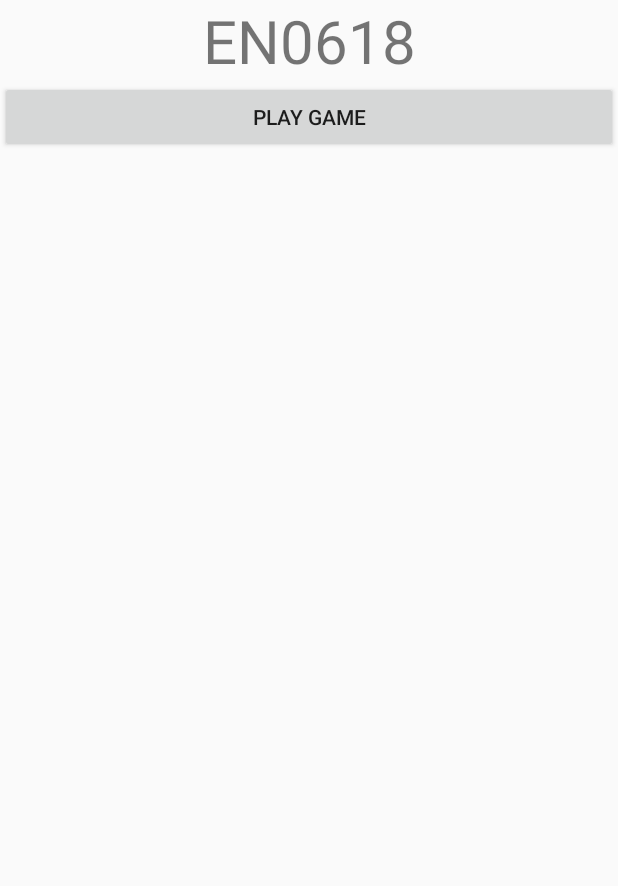
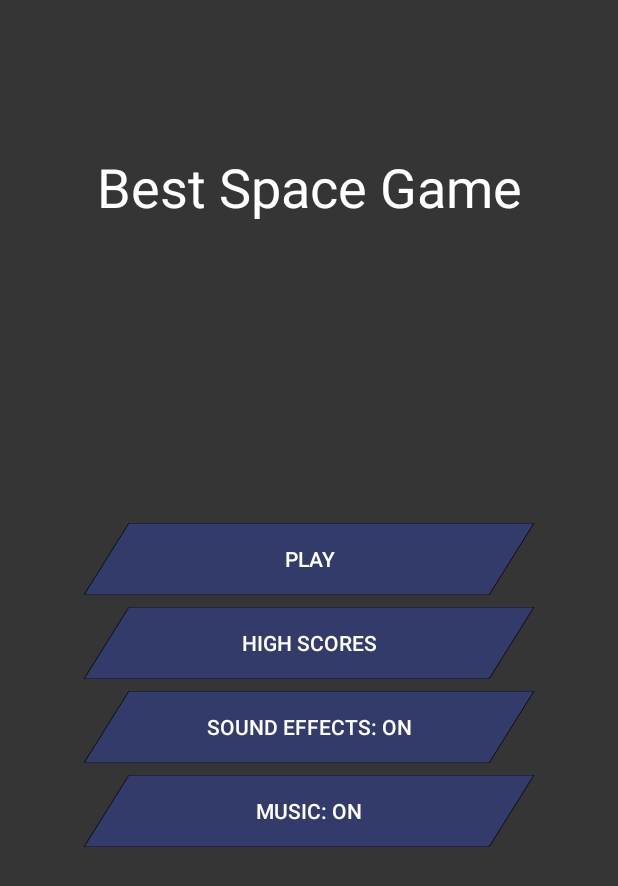
Before and after one commit to Voxtric/en0618, an Android app: the screen it shows after launch (MainMenuActivity), on a phone screen of 412 x 824 dp. Shown: the top 886 px of the screen. Run offline under Robolectric (Android 15) with nearby library versions, the phone set to English and light mode, and no system bars.

Commit message:
Added button svg and edited the main menu.

```diff
--- a/app/src/main/java/com/northumbria/en0618/MainMenuActivity.java
+++ b/app/src/main/java/com/northumbria/en0618/MainMenuActivity.java
@@ -1,24 +1,74 @@
 package com.northumbria.en0618;
 
+import android.app.NotificationChannel;
+import android.app.NotificationManager;
+import android.app.PendingIntent;
 import android.content.Intent;
+import android.os.Build;
+import android.support.v4.app.NotificationCompat;
+import android.support.v4.app.NotificationManagerCompat;
 import android.support.v7.app.AppCompatActivity;
 import android.os.Bundle;
 import android.view.View;
 
-import com.northumbria.en0618.engine.GameActivity;
-
 public class MainMenuActivity extends AppCompatActivity
 {
+    NotificationCompat.Builder mBuilder;
+
     @Override
     protected void onCreate(Bundle savedInstanceState)
     {
         super.onCreate(savedInstanceState);
         setContentView(R.layout.activity_main_menu);
+        createNotificationChannel();
+
+        Intent intent = new Intent(this, MainMenuActivity.class);
+        intent.setFlags(Intent.FLAG_FROM_BACKGROUND);
+        PendingIntent pendingIntent = PendingIntent.getActivity(this, 0, intent, 0);
+
+        mBuilder = new NotificationCompat.Builder(this, "pie")
+                .setSmallIcon(R.drawable.settings)
+                .setContentTitle("Annoying notification")
+                .setContentText("Hey PLAY OUR GAME NOW!!!!")
+                .setPriority(NotificationCompat.PRIORITY_DEFAULT)
+                .setContentIntent(pendingIntent)
+                .setAutoCancel(true);
+    }
+
+    private void createNotificationChannel() {
+        // Create the NotificationChannel, but only on API 26+ because
+        // the NotificationChannel class is new and not in the support library
+        if (Build.VERSION.SDK_INT >= Build.VERSION_CODES.O) {
+            CharSequence name = getString(R.string.channel_name);
+            String description = getString(R.string.channel_description);
+            int importance = NotificationManager.IMPORTANCE_DEFAULT;
+            NotificationChannel channel = new NotificationChannel("pie", name, importance);
+
+            channel.setDescription(description);
+            // Register the channel with the system; you can't change the importance
+            // or other notification behaviors after this
+            NotificationManager notificationManager = getSystemService(NotificationManager.class);
+            notificationManager.createNotificationChannel(channel);
+        }
     }
 
     public void startGame(View view)
     {
         Intent intent = new Intent(this, SpaceInvadersActivity.class);
         startActivity(intent);
+
+        //launch the notification
+        NotificationManagerCompat notificationManager = NotificationManagerCompat.from(this);
+        notificationManager.notify(1, mBuilder.build());
     }
+
+    public void toggleSoundEffects(View view) {
+        Preference
+    }
+
+    public void toggleMusic(View view) {
+
+    }
+
+
 }
--- /dev/null
+++ b/app/src/main/res/drawable/ic_button.xml
@@ -0,0 +1,15 @@
+<vector xmlns:android="http://schemas.android.com/apk/res/android"
+    android:width="600dp"
+    android:height="100dp"
+    android:viewportWidth="158.75"
+    android:viewportHeight="26.458334">
+  <path
+      android:pathData="M0,26.458C15.875,0 15.875,0 15.875,0L158.75,0l-15.875,26.458z"
+      android:strokeAlpha="1"
+      android:strokeLineJoin="miter"
+      android:strokeWidth="0.26458332"
+      android:fillColor="#333b6b"
+      android:fillAlpha="1"
+      android:strokeColor="#000000"
+      android:strokeLineCap="butt"/>
+</vector>
--- a/app/src/main/res/layout/activity_main_menu.xml
+++ b/app/src/main/res/layout/activity_main_menu.xml
@@ -1,24 +1,106 @@
 <?xml version="1.0" encoding="utf-8"?>
-<LinearLayout
-    xmlns:android="http://schemas.android.com/apk/res/android"
+<android.support.constraint.ConstraintLayout xmlns:android="http://schemas.android.com/apk/res/android"
+    xmlns:app="http://schemas.android.com/apk/res-auto"
     xmlns:tools="http://schemas.android.com/tools"
     android:layout_width="match_parent"
     android:layout_height="match_parent"
+    android:background="@color/spaceGame_background"
     android:orientation="vertical"
     tools:context=".MainMenuActivity">
 
-    <TextView
-        android:id="@+id/titleText"
-        android:layout_width="match_parent"
-        android:layout_height="wrap_content"
-        android:gravity="center"
-        android:text="EN0618"
-        android:textSize="40sp"/>
+    <Button
+        android:id="@+id/button3"
+        style="@style/button_style"
+        android:layout_width="300dp"
+        android:layout_height="48dp"
+        android:layout_marginStart="8dp"
+        android:layout_marginLeft="8dp"
+        android:layout_marginTop="200dp"
+        android:layout_marginEnd="8dp"
+        android:layout_marginRight="8dp"
+        android:background="@drawable/ic_button"
+        android:onClick="startGame"
+        android:paddingLeft="60dp"
+        android:paddingRight="60dp"
+        android:text="Play"
+        app:layout_constraintEnd_toEndOf="parent"
+        app:layout_constraintStart_toStartOf="parent"
+        app:layout_constraintTop_toBottomOf="@+id/textView" />
 
     <Button
-        android:layout_width="match_parent"
+        android:id="@+id/button2"
+        style="@style/button_style"
+        android:layout_width="300dp"
+        android:layout_height="48dp"
+        android:layout_marginStart="8dp"
+        android:layout_marginLeft="8dp"
+        android:layout_marginTop="8dp"
+        android:layout_marginEnd="8dp"
+        android:layout_marginRight="8dp"
+        android:background="@drawable/ic_button"
+        android:paddingLeft="60dp"
+        android:paddingRight="60dp"
+        android:text="High Scores"
+        app:layout_constraintEnd_toEndOf="parent"
+        app:layout_constraintStart_toStartOf="parent"
+        app:layout_constraintTop_toBottomOf="@+id/button3" />
+
+    <Button
+        android:id="@+id/button5"
+        style="@style/button_style"
+        android:layout_width="300dp"
+        android:layout_height="48dp"
+        android:layout_marginStart="8dp"
+        android:layout_marginLeft="8dp"
+        android:layout_marginTop="8dp"
+        android:layout_marginEnd="8dp"
+        android:layout_marginRight="8dp"
+        android:background="@drawable/ic_button"
+        android:onClick="toggleSoundEffects"
+        android:paddingLeft="60dp"
+        android:paddingRight="60dp"
+        android:text="Sound Effects: on"
+        app:layout_constraintEnd_toEndOf="parent"
+        app:layout_constraintHorizontal_bias="0.503"
+        app:layout_constraintStart_toStartOf="parent"
+        app:layout_constraintTop_toBottomOf="@+id/button2" />
+
+    <Button
+        android:id="@+id/button6"
+        style="@style/button_style"
+        android:layout_width="300dp"
+        android:layout_height="48dp"
+        android:layout_marginStart="8dp"
+        android:layout_marginLeft="8dp"
+        android:layout_marginTop="8dp"
+        android:layout_marginEnd="8dp"
+        android:layout_marginRight="8dp"
+        android:background="@drawable/ic_button"
+        android:onClick="toggleMusic"
+        android:paddingLeft="60dp"
+        android:paddingRight="60dp"
+        android:text="Music: on"
+        app:layout_constraintEnd_toEndOf="parent"
+        app:layout_constraintHorizontal_bias="0.503"
+        app:layout_constraintStart_toStartOf="parent"
+        app:layout_constraintTop_toBottomOf="@+id/button5" />
+
+    <TextView
+        android:id="@+id/textView"
+        android:layout_width="wrap_content"
         android:layout_height="wrap_content"
-        android:text="Play Game"
-        android:onClick="startGame"/>
+        android:layout_marginStart="8dp"
+        android:layout_marginLeft="8dp"
+        android:layout_marginTop="100dp"
+        android:layout_marginEnd="8dp"
+        android:layout_marginRight="8dp"
+        android:layout_marginBottom="192dp"
+        android:text="Best Space Game"
+        android:textColor="@android:color/white"
+        android:textSize="36sp"
+        app:layout_constraintBottom_toTopOf="@+id/button3"
+        app:layout_constraintEnd_toEndOf="parent"
+        app:layout_constraintStart_toStartOf="parent"
+        app:layout_constraintTop_toTopOf="parent" />
 
-</LinearLayout>
+</android.support.constraint.ConstraintLayout>
--- a/app/src/main/res/values/colors.xml
+++ b/app/src/main/res/values/colors.xml
@@ -3,4 +3,5 @@
     <color name="colorPrimary">#3F51B5</color>
     <color name="colorPrimaryDark">#303F9F</color>
     <color name="colorAccent">#FF4081</color>
+    <color name="spaceGame_background">#353535</color>
 </resources>
--- a/app/src/main/res/values/strings.xml
+++ b/app/src/main/res/values/strings.xml
@@ -3,4 +3,7 @@
 
     <!-- TODO: Remove or change this placeholder text -->
     <string name="hello_blank_fragment">Hello blank fragment</string>
+
+    <string name="channel_name">annoyingChannel</string>
+    <string name="channel_description">Channel for the annoying notification.</string>
 </resources>
--- a/app/src/main/res/values/styles.xml
+++ b/app/src/main/res/values/styles.xml
@@ -13,4 +13,9 @@
         <item name="android:windowContentOverlay">@null</item>
     </style>
 
+    <style name="button_style">
+        <item name="android:background">@drawable/ic_button</item>
+        <item name="android:textColor">@android:color/white</item>
+    </style>
+
 </resources>
--- a/build.gradle
+++ b/build.gradle
@@ -7,7 +7,7 @@ buildscript {
         jcenter()
     }
     dependencies {
-        classpath 'com.android.tools.build:gradle:3.1.4'
+        classpath 'com.android.tools.build:gradle:3.3.1'
 
 
         // NOTE: Do not place your application dependencies here; they belong
```
Also changed, not shown: gradle/wrapper/gradle-wrapper.properties.
